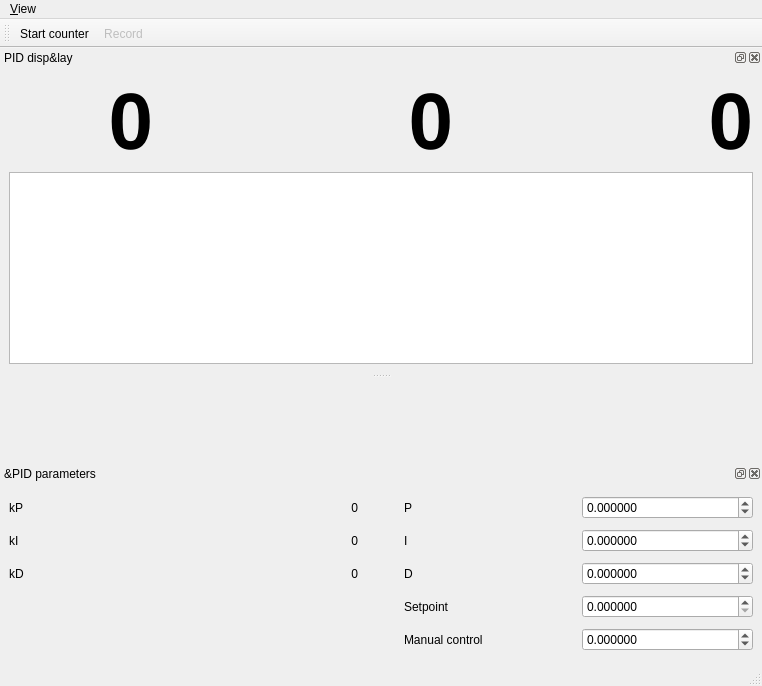
Above: gui/pidgui/ui_pid_control.ui from Ulm-IQO/qudi before the change. Below: the same form after it.
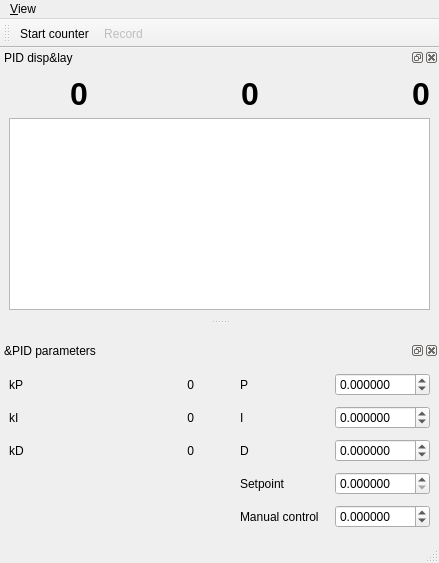
That is the form after the change. Icons and pictures are not drawn. Custom widgets are drawn as their Qt base class.

Commit message: smaller pid gui for smaller raspi display

Patch:
```diff
--- a/gui/pidgui/ui_pid_control.ui
+++ b/gui/pidgui/ui_pid_control.ui
@@ -6,8 +6,8 @@
    <rect>
     <x>0</x>
     <y>0</y>
-    <width>762</width>
-    <height>686</height>
+    <width>439</width>
+    <height>563</height>
    </rect>
   </property>
   <property name="windowTitle">
@@ -19,7 +19,7 @@
     <rect>
      <x>0</x>
      <y>0</y>
-     <width>762</width>
+     <width>439</width>
      <height>30</height>
     </rect>
    </property>
@@ -56,7 +56,7 @@
       <widget class="QLabel" name="control_value_Label">
        <property name="font">
         <font>
-         <pointsize>60</pointsize>
+         <pointsize>24</pointsize>
          <weight>75</weight>
          <bold>true</bold>
         </font>
@@ -108,7 +108,7 @@
       <widget class="QLabel" name="process_value_Label">
        <property name="font">
         <font>
-         <pointsize>60</pointsize>
+         <pointsize>24</pointsize>
          <weight>75</weight>
          <bold>true</bold>
         </font>
@@ -125,7 +125,7 @@
       <widget class="QLabel" name="setpoint_value_Label">
        <property name="font">
         <font>
-         <pointsize>60</pointsize>
+         <pointsize>24</pointsize>
          <weight>75</weight>
          <bold>true</bold>
         </font>
```
